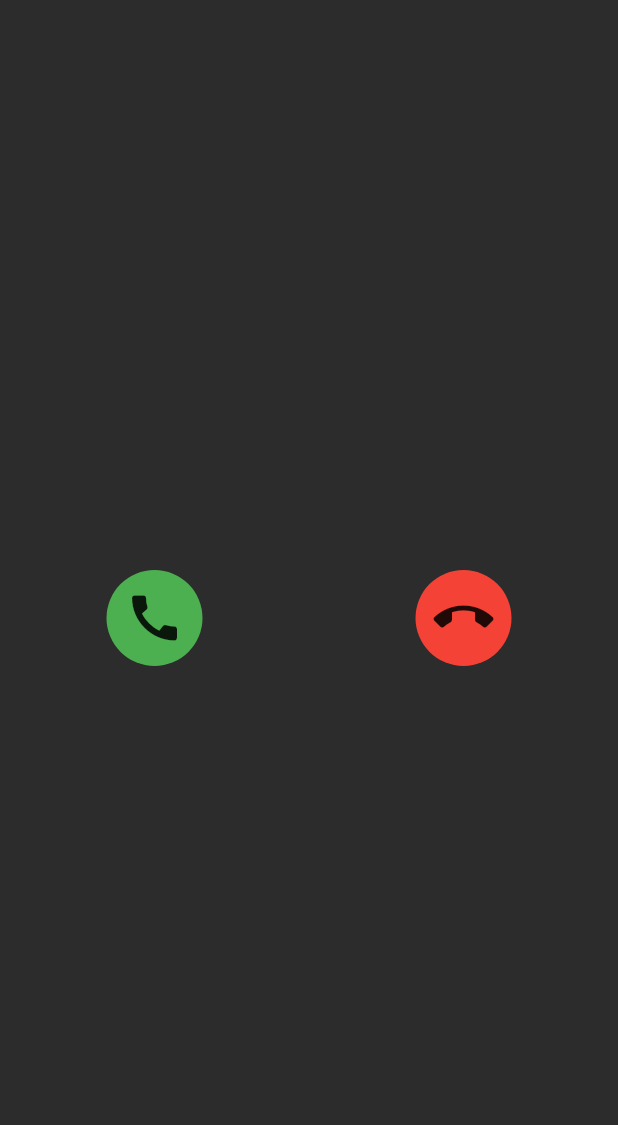
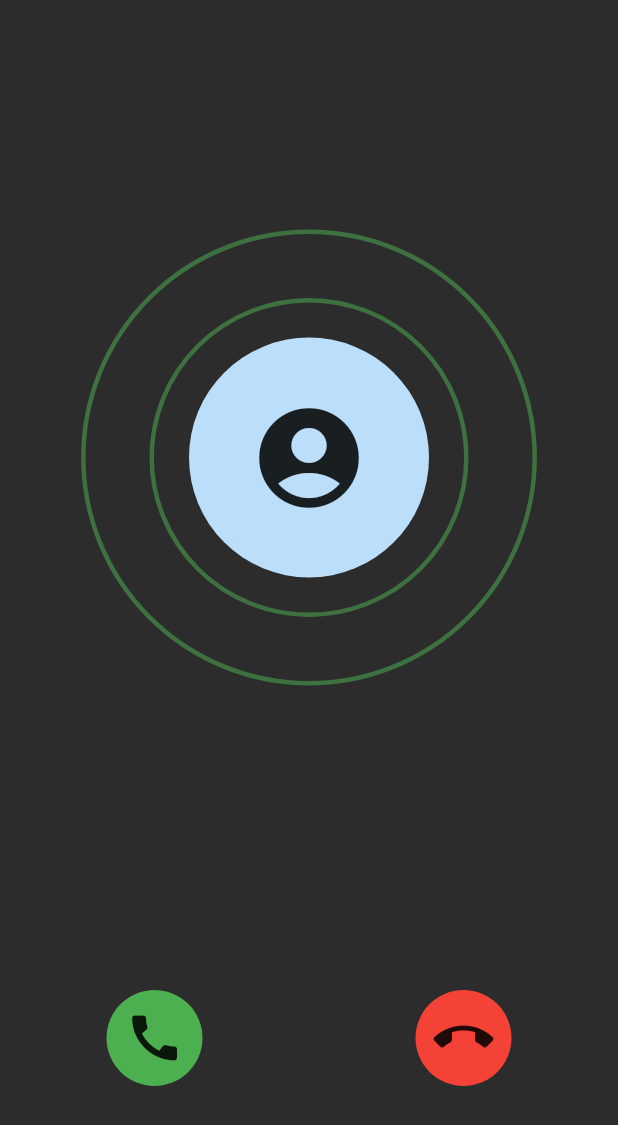
Before and after one commit to Cellappflutter/Pahuna, a Flutter app: the CallReceiver screen opened directly, on a phone screen of 412 x 824 dp. Shown: the top 1125 px of the screen. Run offline on Flutter 3.47's test engine with Material 2 defaults, Android fonts, the phone set to English and light mode, and no system bars; our stand-ins replace animated_text_kit, bubble, cached_network_image, carousel_slider, cloud_firestore, connectivity and 16 more; missing offline and left inert: agora_rtc_engine, align_positioned, country_pickers, flutter_facebook_login, flutter_twitter_login, flutter_wordpress and 3 more; accounts and stored records are empty; network calls fail.

Commit message:
Incoming call UI changes

```diff
--- /dev/null
+++ b/lib/Model/callreceivestatus.dart
@@ -0,0 +1,6 @@
+class CallReceiveStatus{
+  final String uid;
+  final bool receiveCall;
+
+  CallReceiveStatus(this.uid, this.receiveCall);
+}
--- a/lib/Pages/callReceive.dart
+++ b/lib/Pages/callReceive.dart
@@ -1,15 +1,116 @@
+import 'dart:async';
+
+import 'package:cached_network_image/cached_network_image.dart';
+import 'package:ecommerce_app_ui_kit/Helper/loading.dart';
+import 'package:ecommerce_app_ui_kit/Helper/screen_size_config.dart';
+import 'package:ecommerce_app_ui_kit/Model/callreceivestatus.dart';
 import 'package:ecommerce_app_ui_kit/Pages/callpage.dart';
 import 'package:ecommerce_app_ui_kit/database/database.dart';
+import 'package:ecommerce_app_ui_kit/database/storage.dart';
 import 'package:ecommerce_app_ui_kit/src/screens/customappbar.dart';
 import 'package:flutter/material.dart';
+import 'package:vibration/vibration.dart';
 
-class CallReceiver extends StatelessWidget {
+class CallReceiver extends StatefulWidget {
+  final CallReceiveStatus callReceiver;
+
+  const CallReceiver({Key key, this.callReceiver}) : super(key: key);
+
+  @override
+  _CallReceiverState createState() => _CallReceiverState();
+}
+
+class _CallReceiverState extends State<CallReceiver>
+    with TickerProviderStateMixin {
+  double height = 80;
+  AnimationController _animationController;
+  @override
+  void initState() {
+    super.initState();
+    Vibrate.vibrate();
+    Vibration.vibrate(pattern: [500, 1000, 500, 1000, 500]);
+    _animationController =
+        AnimationController(vsync: this, duration: Duration(seconds: 4));
+    _animationController.repeat();
+  }
+
   @override
   Widget build(BuildContext context) {
+    ScreenSizeConfig().init(context);
     return Scaffold(
       body: SafeArea(
         child: Container(
-          child: Row(
+          child: Column(
+            children: <Widget>[
+              Expanded(
+                  child: Container(
+                child: Stack(
+                  alignment: Alignment.center,
+                  children: <Widget>[
+                    FadeTransition(
+                      opacity: Tween<double>(begin: 1, end: 0)
+                          .animate(_animationController),
+                      child: ScaleTransition(
+                        scale: Tween<double>(begin: 1, end: 2)
+                            .animate(_animationController),
+                        child: Container(
+                          height: ScreenSizeConfig.safeBlockHorizontal * 35,
+                          decoration: BoxDecoration(
+                              color: Colors.transparent,
+                              shape: BoxShape.circle,
+                              border:
+                                  Border.all(width: 2, color: Colors.green)),
+                        ),
+                      ),
+                    ),
+                    FadeTransition(
+                      opacity: Tween<double>(begin: 1, end: 0)
+                          .animate(_animationController),
+                      child: ScaleTransition(
+                        scale: Tween<double>(begin: 1, end: 2)
+                            .animate(_animationController),
+                        child: Container(
+                          height: ScreenSizeConfig.safeBlockHorizontal * 50,
+                          decoration: BoxDecoration(
+                              color: Colors.transparent,
+                              shape: BoxShape.circle,
+                              border:
+                                  Border.all(width: 2, color: Colors.green)),
+                        ),
+                      ),
+                    ),
+                    FutureBuilder(
+                      future:
+                          StorageService().getAvatar("widget.callReceiver.uid"),
+                      builder: (context, AsyncSnapshot<String> snapshot) {
+                        if (snapshot.hasData) {
+                          if (snapshot.data != null) {
+                            if (snapshot.data != "") {
+                              return CircleAvatar(
+                                radius: 80,
+                                backgroundImage: CachedNetworkImageProvider(
+                                    snapshot.data, errorListener: () {
+                                  errorDialog(context,
+                                      "Seems Problem with User Avatar");
+                                }),
+                              );
+                            }
+                          }
+                        }
+                        return CircleAvatar(
+                          radius: 80,
+                          child: Icon(
+                            Icons.account_circle,
+                            size: 80,
+                          ),
+                        );
+                      },
+                    ),
+                  ],
+                ),
+              )),
+              SizedBox(height: 50),
+              Row(
                 mainAxisAlignment: MainAxisAlignment.spaceAround,
                 children: <Widget>[
                   InkWell(
@@ -24,6 +125,7 @@ class CallReceiver extends StatelessWidget {
                       ),
                     ),
                     onTap: () async {
+                      Vibration.cancel();
                       await handleCameraAndMic();
                       Navigator.of(context)
                           .push(MaterialPageRoute(
@@ -40,18 +142,22 @@ class CallReceiver extends StatelessWidget {
                     child: Container(
                       alignment: Alignment.center,
                       padding: EdgeInsets.all(12),
-                  decoration:
-                      BoxDecoration(color: Colors.red, shape: BoxShape.circle),
+                      decoration: BoxDecoration(
+                          color: Colors.red, shape: BoxShape.circle),
                       child: Icon(
                         Icons.call_end,
                         size: 40,
                       ),
                     ),
                     onTap: () async {
+                        Vibration.cancel();
                       DatabaseService().onCallEnd();
                       Navigator.pop(context);
                     },
                   ),
+                ],
+              ),
+              SizedBox(height: 100),
             ],
           ),
         ),
--- a/lib/database/database.dart
+++ b/lib/database/database.dart
@@ -1,4 +1,5 @@
 import 'package:cloud_firestore/cloud_firestore.dart';
+import 'package:ecommerce_app_ui_kit/Model/callreceivestatus.dart';
 import 'package:ecommerce_app_ui_kit/Model/message.dart';
 import 'package:flutter/cupertino.dart';
 import 'package:geolocator/geolocator.dart';
@@ -597,25 +598,21 @@ class DatabaseService {
         merge: true);
   }
 
-  Stream<bool> callReceiver() {
+  Stream<CallReceiveStatus> callReceiver() {
     return checkCallReference.document(uid).snapshots().map((data) {
-      if (data.data['receiveCall']) {
-        return true;
-      } else {
-        return false;
-      }
+      return CallReceiveStatus(data.data['uid'], data.data['receiveCall']);
     });
   }
 
   disableReceiveCall() async {
     await checkCallReference
         .document(uid)
-        .setData({"receiveCall": false}, merge: true);
+        .setData({"receiveCall": false, "uid": null}, merge: true);
   }
 
   enableUserReceiveCall(String userId) async {
     await checkCallReference
         .document(userId)
-        .setData({"receiveCall": true}, merge: true);
+        .setData({"receiveCall": true, "uid": uid}, merge: true);
   }
 }
--- a/lib/main.dart
+++ b/lib/main.dart
@@ -5,6 +5,7 @@ import 'package:ecommerce_app_ui_kit/Helper/ErrorHandler.dart';
 import 'package:ecommerce_app_ui_kit/Helper/loading.dart';
 import 'package:ecommerce_app_ui_kit/Helper/preferences.dart';
 import 'package:ecommerce_app_ui_kit/Model/Data.dart';
+import 'package:ecommerce_app_ui_kit/Model/callreceivestatus.dart';
 import 'package:ecommerce_app_ui_kit/Model/prevUser.dart';
 import 'package:ecommerce_app_ui_kit/Model/connectionstatus.dart';
 import 'package:ecommerce_app_ui_kit/Model/currentuser.dart';
@@ -80,7 +81,8 @@ void main() {
         ),
       ),
       home:
-          InitializePage(),
+      CallReceiver(),
+     // InitializePage(),
     ),
   );
 }
@@ -261,20 +263,21 @@ class _MainPageWrapperState extends State<MainPageWrapper> {
         StreamProvider<Position>.value(value: locationStream()),
         StreamProvider<ConnectivityResult>.value(
             value: Connectivity().onConnectivityChanged),
-        StreamProvider.value(value: DatabaseService().callReceiver()),
+        StreamProvider<CallReceiveStatus>.value(
+            value: DatabaseService().callReceiver()),
       ],
-      child: Consumer<bool>(
+      child: Consumer<CallReceiveStatus>(
         builder: (context, data, child) {
           if (data != null) {
             print(data);
             print(prevData);
-            if (data && data != prevData) {
+            if (data.receiveCall && data.receiveCall != prevData) {
               print("-------------------------------vitra0000000000000000");
               prevData = true;
               DatabaseService().disableReceiveCall();
               WidgetsBinding.instance.addPostFrameCallback((_) {
                 Navigator.of(context).push(
-                    MaterialPageRoute(builder: (context) => CallReceiver()));
+                    MaterialPageRoute(builder: (context) => CallReceiver(callReceiver: data)));
               });
             } else {
               prevData = false;
--- a/pubspec.yaml
+++ b/pubspec.yaml
@@ -61,6 +61,8 @@ dependencies:
   animated_text_kit: ^2.0.0
   flutter_slidable: ^0.4.9
   package_info: ^0.4.0+16
+  vibration: ^1.2.4
+  vibrate: ^0.0.4
 
 
 dev_dependencies:
```
Also changed, not shown: assets/b.webp (added), pubspec.lock, 1 other file. Lines whose indentation alone changed are shown as unchanged.
